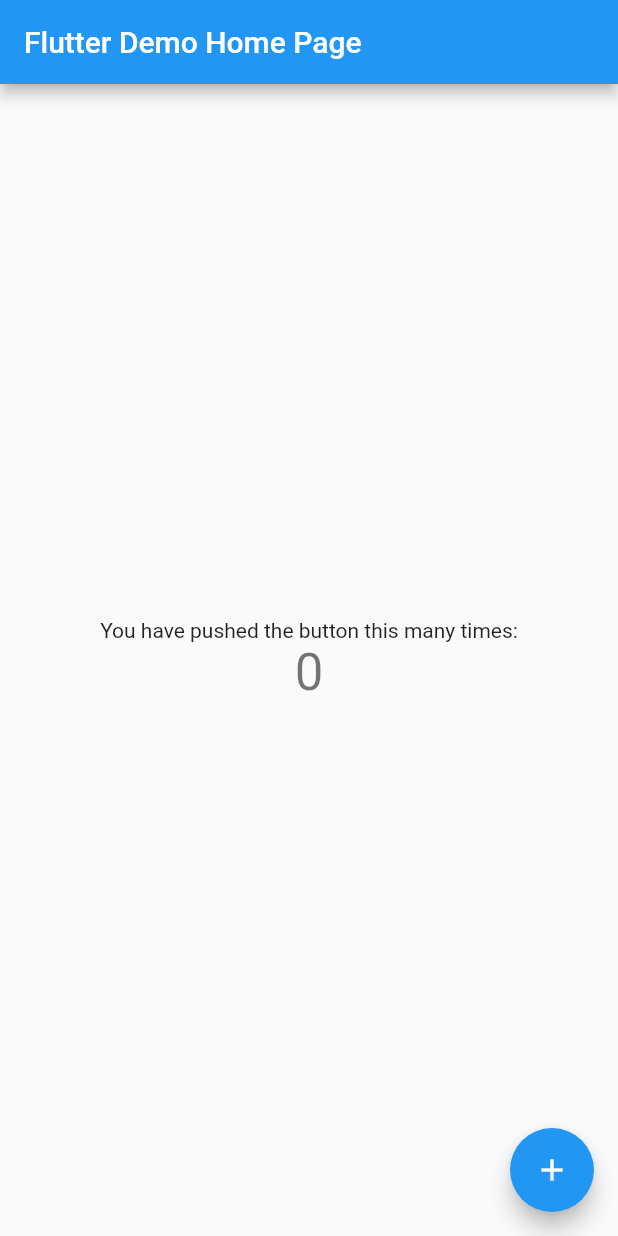
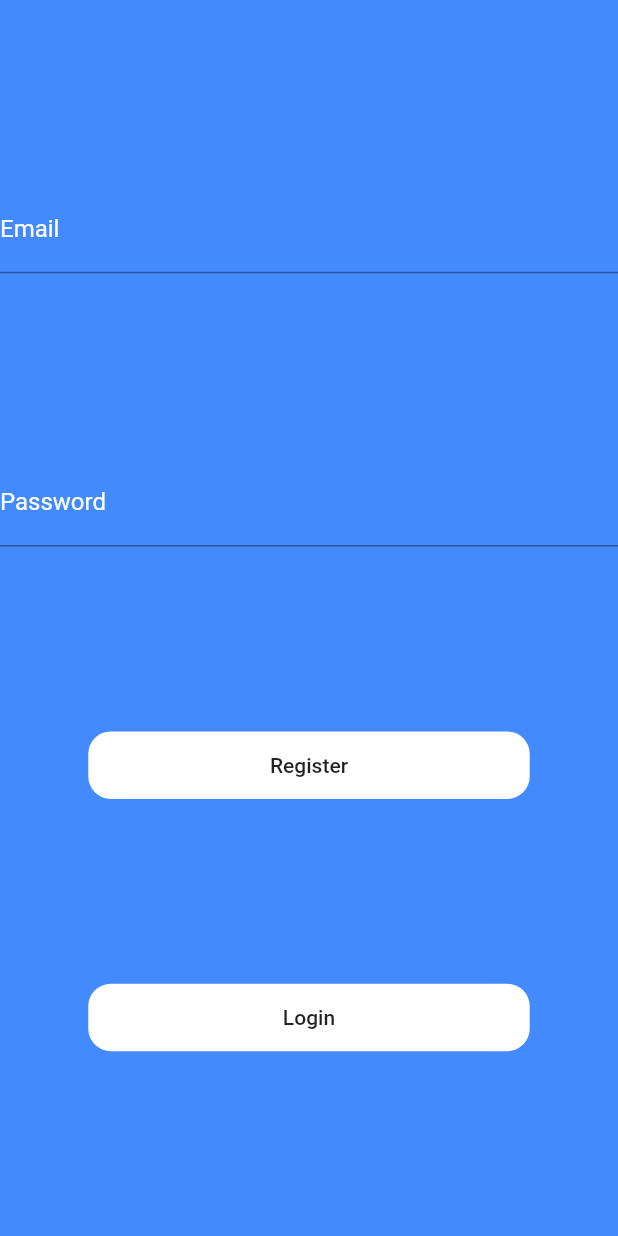
Before and after one commit to Reuben27/Flutter-Practice, a Flutter app: the screen it shows after launch, on a phone screen of 412 x 824 dp. Run offline on Flutter 3.47's test engine with Material 2 defaults, Android fonts, the phone set to English and light mode, and no system bars; our stand-ins replace firebase_core, google_maps_flutter; accounts and stored records are empty; generated files the repository leaves out were written again.

Commit message:
firebase setup - authentication.dart

```diff
--- a/crypto_wallet/lib/main.dart
+++ b/crypto_wallet/lib/main.dart
@@ -1,119 +1,19 @@
+import 'package:crypto_wallet/ui/authentication.dart';
+import 'package:firebase_core/firebase_core.dart';
 import 'package:flutter/material.dart';
 
-void main() => {
-  runApp(MaterialApp(
-  home: MyApp(),
-  )),
-};
+void main() async {
+  WidgetsFlutterBinding.ensureInitialized(); //Method needed to initialize firebase application.
+  await Firebase.initializeApp();
+  runApp(MyApp());
+}
 
 class MyApp extends StatelessWidget {
-  // This widget is the root of your application.
   @override
   Widget build(BuildContext context) {
     return MaterialApp(
-      title: 'Flutter Demo',
-      theme: ThemeData(
-        // This is the theme of your application.
-        //
-        // Try running your application with "flutter run". You'll see the
-        // application has a blue toolbar. Then, without quitting the app, try
-        // changing the primarySwatch below to Colors.green and then invoke
-        // "hot reload" (press "r" in the console where you ran "flutter run",
-        // or simply save your changes to "hot reload" in a Flutter IDE).
-        // Notice that the counter didn't reset back to zero; the application
-        // is not restarted.
-        primarySwatch: Colors.blue,
-        // This makes the visual density adapt to the platform that you run
-        // the app on. For desktop platforms, the controls will be smaller and
-        // closer together (more dense) than on mobile platforms.
-        visualDensity: VisualDensity.adaptivePlatformDensity,
-      ),
-      home: MyHomePage(title: 'Flutter Demo Home Page'),
+      title: 'Crypto Wallet',
+      home: Authentication(),
     );
   }
 }
-
-class MyHomePage extends StatefulWidget {
-  MyHomePage({Key key, this.title}) : super(key: key);
-
-  // This widget is the home page of your application. It is stateful, meaning
-  // that it has a State object (defined below) that contains fields that affect
-  // how it looks.
-
-  // This class is the configuration for the state. It holds the values (in this
-  // case the title) provided by the parent (in this case the App widget) and
-  // used by the build method of the State. Fields in a Widget subclass are
-  // always marked "final".
-
-  final String title;
-
-  @override
-  _MyHomePageState createState() => _MyHomePageState();
-}
-
-class _MyHomePageState extends State<MyHomePage> {
-  int _counter = 0;
-
-  void _incrementCounter() {
-    setState(() {
-      // This call to setState tells the Flutter framework that something has
-      // changed in this State, which causes it to rerun the build method below
-      // so that the display can reflect the updated values. If we changed
-      // _counter without calling setState(), then the build method would not be
-      // called again, and so nothing would appear to happen.
-      _counter++;
-    });
-  }
-
-  @override
-  Widget build(BuildContext context) {
-    // This method is rerun every time setState is called, for instance as done
-    // by the _incrementCounter method above.
-    //
-    // The Flutter framework has been optimized to make rerunning build methods
-    // fast, so that you can just rebuild anything that needs updating rather
-    // than having to individually change instances of widgets.
-    return Scaffold(
-      appBar: AppBar(
-        // Here we take the value from the MyHomePage object that was created by
-        // the App.build method, and use it to set our appbar title.
-        title: Text(widget.title),
-      ),
-      body: Center(
-        // Center is a layout widget. It takes a single child and positions it
-        // in the middle of the parent.
-        child: Column(
-          // Column is also a layout widget. It takes a list of children and
-          // arranges them vertically. By default, it sizes itself to fit its
-          // children horizontally, and tries to be as tall as its parent.
-          //
-          // Invoke "debug painting" (press "p" in the console, choose the
-          // "Toggle Debug Paint" action from the Flutter Inspector in Android
-          // Studio, or the "Toggle Debug Paint" command in Visual Studio Code)
-          // to see the wireframe for each widget.
-          //
-          // Column has various properties to control how it sizes itself and
-          // how it positions its children. Here we use mainAxisAlignment to
-          // center the children vertically; the main axis here is the vertical
-          // axis because Columns are vertical (the cross axis would be
-          // horizontal).
-          mainAxisAlignment: MainAxisAlignment.center,
-          children: <Widget>[
-            Text(
-              'You have pushed the button this many times:',
-            ),
-            Text(
-              '$_counter',
-              style: Theme.of(context).textTheme.headline4,
-            ),
-          ],
-        ),
-      ),
-      floatingActionButton: FloatingActionButton(
-        onPressed: _incrementCounter,
-        tooltip: 'Increment',
-        child: Icon(Icons.add),
-      ), // This trailing comma makes auto-formatting nicer for build methods.
-    );
-  }
-}
--- /dev/null
+++ b/crypto_wallet/lib/ui/authentication.dart
@@ -0,0 +1,81 @@
+import 'package:flutter/material.dart';
+
+class Authentication extends StatefulWidget {
+  Authentication({Key key}) : super(key: key);
+
+  @override
+  _AuthenticationState createState() => _AuthenticationState();
+}
+
+class _AuthenticationState extends State<Authentication> {
+  TextEditingController _emailField = TextEditingController();
+  TextEditingController _passwordField = TextEditingController();
+
+  @override
+  Widget build(BuildContext context) {
+    return Scaffold(
+      body: Container(
+        width: MediaQuery.of(context).size.width,
+        height: MediaQuery.of(context).size.height,
+        decoration: BoxDecoration(
+          color: Colors.blueAccent,
+        ),
+        child: Column(
+          mainAxisAlignment: MainAxisAlignment.spaceEvenly,
+          children: [
+            TextFormField(
+              controller: _emailField,
+              decoration: InputDecoration(
+                hintText: "xyz@gmail.com",
+                hintStyle: TextStyle(
+                  color: Colors.white,
+                ),
+                labelText: "Email",
+                labelStyle: TextStyle(
+                  color: Colors.white,
+                ),
+              ),
+            ),
+            TextFormField(
+              controller: _passwordField,
+              obscureText: true,
+              decoration: InputDecoration(
+                hintText: "password",
+                hintStyle: TextStyle(
+                  color: Colors.white,
+                ),
+                labelText: "Password",
+                labelStyle: TextStyle(
+                  color: Colors.white,
+                ),
+              ),
+            ),
+            Container(
+              width: MediaQuery.of(context).size.width / 1.4,
+              height: 45,
+              decoration: BoxDecoration(
+                borderRadius: BorderRadius.circular(15.0),
+                color: Colors.white,
+              ),
+              child: MaterialButton(
+                onPressed: () => {},
+                child: Text("Register"),
+              )
+            ),
+            Container(
+              width: MediaQuery.of(context).size.width / 1.4,
+              height: 45,
+              decoration: BoxDecoration(
+                borderRadius: BorderRadius.circular(15.0),
+                color: Colors.white,
+              ),
+              child: MaterialButton(
+                onPressed: () => {},
+                child: Text("Login"),
+              )
+            ),
+        ],)
+      ),
+    );
+  }
+}
--- a/crypto_wallet/pubspec.yaml
+++ b/crypto_wallet/pubspec.yaml
@@ -24,6 +24,10 @@
   flutter:
     sdk: flutter
 
+  # Flutter Fire
+  firebase_core: "^0.7.0"
+  firebase_auth: "^0.20.0+1"
+  cloud_firestore: "^0.16.0"
 
   # The following adds the Cupertino Icons font to your application.
   # Use with the CupertinoIcons class for iOS style icons.
```
Also changed, not shown: crypto_wallet/lib/model/coin.dart (added), crypto_wallet/lib/net/api_methods.dart (added), crypto_wallet/lib/net/flutterfire.dart (added), crypto_wallet/pubspec.lock, 1 other file.
